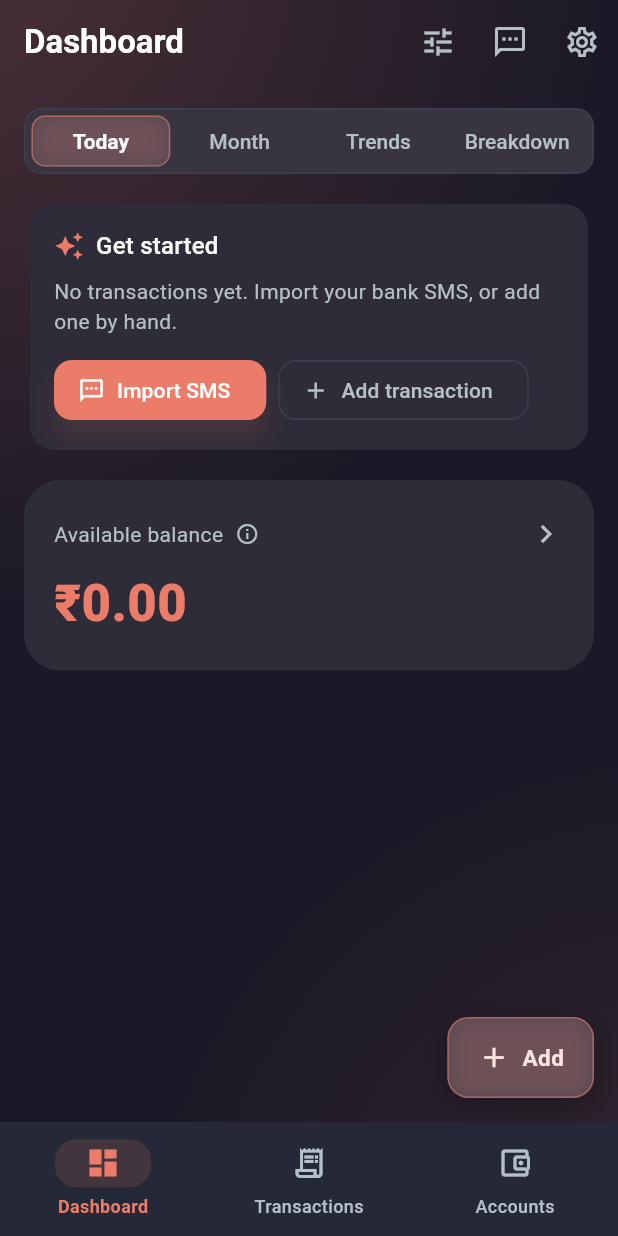
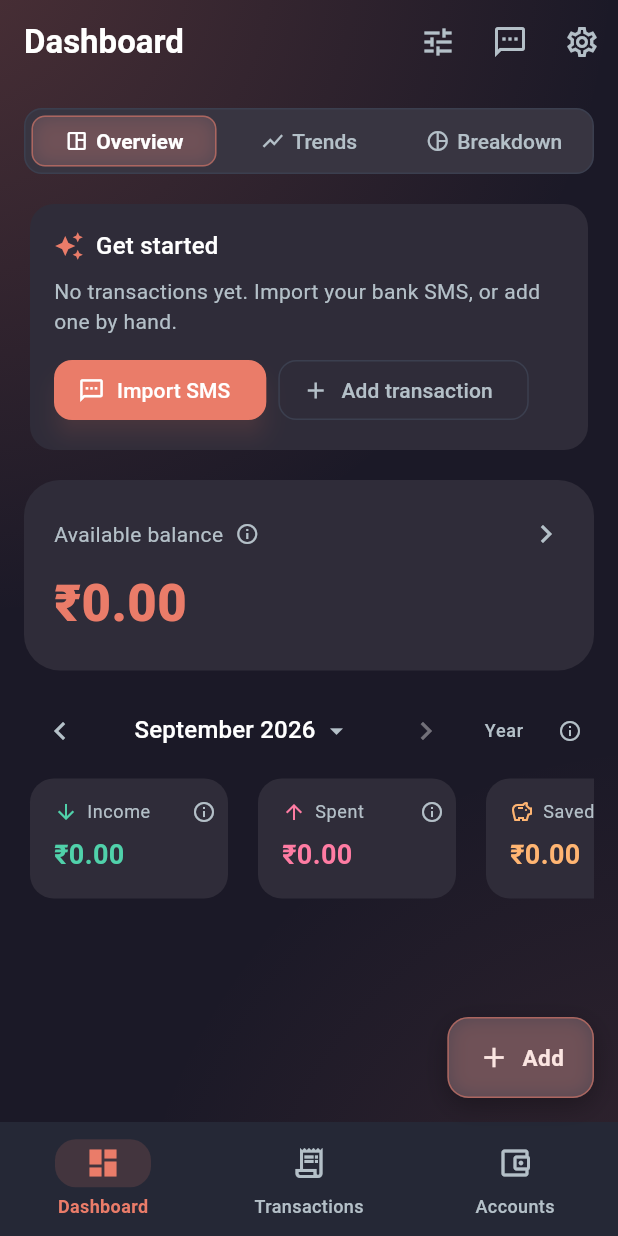
Before and after one commit to santhoshunt/expense-tracker, a Flutter app: the screen it shows after launch, on a phone screen of 412 x 824 dp. Run offline on Flutter 3.47's test engine with Material 3 defaults, Android fonts, the phone set to English and light mode, and no system bars; our stand-ins replace file_picker, flutter_local_notifications, google_sign_in, local_auth, package_info_plus, pdf and 4 more; missing offline and left inert: extension_google_sign_in_as_googleapis_auth, file_saver, googleapis.

Commit message:
v1.18.1: Today and Month merge back into the Overview (balance, month, Upcoming, Budgets, Owed), recent transactions go, and notifications move to flutter_local_notifications 22 with timezone 0.11

```diff
--- a/lib/providers/finance_provider.dart
+++ b/lib/providers/finance_provider.dart
@@ -181,7 +181,7 @@ class _Derived {
   List<TagUse>? tagUses;
   List<TagSummary>? tagSummaries;
 
-  /// Who owes what: the People page, the Today card and every split row's
+  /// Who owes what: the People page, the Overview card and every split row's
   /// "to get back" line read these.
   List<PersonBalance>? people;
   Map<String, double>? billOwed;
--- a/lib/screens/app_nav.dart
+++ b/lib/screens/app_nav.dart
@@ -81,7 +81,7 @@ class AppNav {
     _showRecap = null;
   }
 
-  /// The Dashboard's recap on the Month page, or after the recap week this
+  /// The Dashboard's recap on the Overview, or after the recap week this
   /// month so far on Trends, scrolled into view. Leaves open routes alone:
   /// callers switch the home tab themselves.
   void showRecap() => _showRecap?.call();
--- a/lib/screens/dashboard_screen.dart
+++ b/lib/screens/dashboard_screen.dart
@@ -34,7 +34,6 @@ import '../widgets/monthly_bar_chart.dart';
 import '../widgets/monthly_recap_card.dart';
 import '../widgets/rename_merchant_dialog.dart';
 import '../widgets/spend_comparison_cards.dart';
-import '../widgets/transaction_tile.dart';
 import 'accounts_screen.dart' show showCardCycleDialog;
 import 'add_transaction_sheet.dart';
 import 'app_nav.dart';
@@ -44,12 +43,9 @@ import 'app_nav.dart';
 /// route) keeps the month selector, the year toggle and every deep-link
 /// callback in this one State. Each section lives on one view only.
 enum DashboardView {
-  /// Where things stand now, whatever month is picked: balances, what's
-  /// due, the newest rows. The one view without a month selector.
-  today('Today'),
-
-  /// The picked month's own figures: totals, budgets, last month's recap.
-  month('Month'),
+  /// The landing view: the net balance, the picked month's figures (last
+  /// month's recap among them), what's due, budgets, and what friends owe.
+  overview('Overview'),
   trends('Trends'),
   breakdown('Breakdown');
 
@@ -102,11 +98,11 @@ class _DashboardScreenState extends State<DashboardScreen> {
   bool _yearMode = false;
 
   /// Not persisted, matching `_month` and `_yearMode`.
-  DashboardView _view = DashboardView.today;
+  DashboardView _view = DashboardView.overview;
 
   late final PageController _pageCtrl = PageController();
 
-  /// The slots of the Month view's recap and the Trends pace card, so a
+  /// The slots of the Overview's recap and the Trends pace card, so a
   /// recap notification tap can scroll the card into view: on a small phone
   /// the recap sits below the fold. On the slot's Builder, outside
   /// AnimatedPresence, so a quick Year toggle can't give the outgoing and
@@ -121,8 +117,8 @@ class _DashboardScreenState extends State<DashboardScreen> {
     super.dispose();
   }
 
-  /// Where the recap notification lands: last month's recap on the Month
-  /// view during the recap week, and after it (a late tap) this month so far
+  /// Where the recap notification lands: last month's recap on the Overview
+  /// during the recap week, and after it (a late tap) this month so far
   /// on Trends, the card that took its place. Both are about today's month,
   /// so the selector returns there first.
   void _showMonthCard() {
@@ -133,7 +129,7 @@ class _DashboardScreenState extends State<DashboardScreen> {
       _month = DateTime(now.year, now.month);
       _yearMode = false;
     });
-    _setView(recapWeek ? DashboardView.month : DashboardView.trends);
+    _setView(recapWeek ? DashboardView.overview : DashboardView.trends);
     final key = recapWeek ? _recapKey : _paceKey;
     // Off-screen pages are disposed, so after a page switch the card
     // exists only once its view has slid in: try after this frame, and
@@ -238,7 +234,7 @@ class _DashboardScreenState extends State<DashboardScreen> {
   }
 
   /// The month cards: last month's recap for the first [kRecapDays] days
-  /// (the Month view), this month's pace after (Trends). Memoized on (revision,
+  /// (the Overview), this month's pace after (Trends). Memoized on (revision,
   /// day, cap) — the recap walks every row's SMS body for merchants, and
   /// the pace is day-aligned, so the day belongs in the key.
   Object? _monthCardRev;
@@ -454,7 +450,6 @@ class _DashboardScreenState extends State<DashboardScreen> {
             padding: const EdgeInsets.symmetric(horizontal: 8),
           ),
           onPressed: () => setState(() => _yearMode = !_yearMode),
-          // Not a bare "Month": that is also the tab above.
           child: Text(_yearMode ? 'Month view' : 'Year'),
         ),
         const InfoTip(
@@ -481,7 +476,6 @@ class _DashboardScreenState extends State<DashboardScreen> {
     for (final m in finance.monthsWithData) {
       if (m.isAfter(latestMonth)) latestMonth = m;
     }
-    final recent = finance.transactions.take(5).toList();
     final year = _month.year;
     // In Year view the "month" figures below are the year's: same widgets,
     // wider window.
@@ -507,7 +501,7 @@ class _DashboardScreenState extends State<DashboardScreen> {
     final period = _yearMode ? 'this year' : 'this month';
     // One children-list builder per view; called lazily from each page's
     // Builder so only mounted pages construct their widgets.
-    List<Widget> todayChildren() => [
+    List<Widget> overviewChildren() => [
       // First-run: the landing tab used to greet a new user with ₹0.00
       // everywhere and no hint of what to do next.
       if (!finance.hasTransactions) ...[
@@ -565,39 +559,9 @@ class _DashboardScreenState extends State<DashboardScreen> {
         key: const ValueKey('balance'),
         child: _BalanceCard(finance: finance),
       ),
-      // Card bills coming due + detected recurring payments.
-      _UpcomingCard(finance: finance, hits: _recurring(finance)),
-      // What friends still owe on split bills. All-time, so the Year view
-      // keeps it.
-      AnimatedPresence(
-        key: const ValueKey('presence-owed'),
-        visible: finance.totalOwed > 0,
-        child: finance.totalOwed > 0
-            ? _OwedCard(finance: finance)
-            : const SizedBox.shrink(),
-      ),
-      if (recent.isNotEmpty) ...[
-        const SizedBox(height: 24),
-        _SectionHeading(
-          'Recent transactions',
-          tip: 'Your 5 newest confirmed transactions.',
-          link: const InfoLink(
-            prompt: 'Looking for older ones?',
-            label: 'See all transactions',
-            onTap: goAllTransactions,
-          ),
-        ),
-        const SizedBox(height: 8),
-        Card(
-          child: Column(
-            children: [for (final tx in recent) TransactionTile(tx: tx)],
-          ),
-        ),
-      ],
-      const SizedBox(height: 120),
-    ];
-
-    List<Widget> monthChildren() => [
+      // The picked month (or year) below the balance: the selector, its
+      // totals, the monthly budget bar and last month's recap.
+      const SizedBox(height: 16),
       _monthSelector(context, finance, latestMonth),
       const SizedBox(height: 4),
       // Horizontally scrollable so each card is wide enough to show its
@@ -724,6 +688,9 @@ class _DashboardScreenState extends State<DashboardScreen> {
           );
         },
       ),
+      // Card bills coming due + detected recurring payments. Not
+      // month-scoped: it is about the days ahead whatever month is picked.
+      _UpcomingCard(finance: finance, hits: _recurring(finance)),
       // Custom spend limits, one compact progress row each — full ring
       // cards would dominate the page with several budgets. Budgets are
       // monthly, so the Year view skips them.
@@ -777,6 +744,15 @@ class _DashboardScreenState extends State<DashboardScreen> {
             ),
           ],
         ),
+      ),
+      // What friends still owe on split bills. All-time, so the Year view
+      // keeps it.
+      AnimatedPresence(
+        key: const ValueKey('presence-owed'),
+        visible: finance.totalOwed > 0,
+        child: finance.totalOwed > 0
+            ? _OwedCard(finance: finance)
+            : const SizedBox.shrink(),
       ),
       const SizedBox(height: 120),
     ];
@@ -1223,9 +1199,12 @@ class _DashboardScreenState extends State<DashboardScreen> {
         Padding(
           padding: const EdgeInsets.fromLTRB(16, 16, 16, 0),
           child: GlassSegmented<DashboardView>(
-            // Labels only: with four tabs on a 360dp phone, an icon beside
-            // each label shrank "Breakdown" to about 10px.
             options: [for (final v in DashboardView.values) (v, v.label)],
+            icons: const [
+              Icons.space_dashboard_outlined,
+              Icons.show_chart,
+              Icons.pie_chart_outline,
+            ],
             selected: _view,
             onChanged: _setView,
             pager: _pageCtrl,
@@ -1241,8 +1220,7 @@ class _DashboardScreenState extends State<DashboardScreen> {
             // starts at the top instead of at a remembered offset.
             children: [
               for (final page in [
-                todayChildren,
-                monthChildren,
+                overviewChildren,
                 trendsChildren,
                 breakdownChildren,
               ])
--- a/lib/services/monthly_recap.dart
+++ b/lib/services/monthly_recap.dart
@@ -5,7 +5,7 @@ import 'merchant_stats.dart';
 import 'spend_comparison.dart';
 
 /// Days at the start of a month that show last month's recap (on the
-/// dashboard's Month view). From the day after, Trends shows the running
+/// dashboard's Overview). From the day after, Trends shows the running
 /// month's pace instead: by the 26th, last month's totals are old news.
 const int kRecapDays = 7;
 
@@ -26,8 +26,8 @@ typedef BudgetStanding = ({
   double limit,
 });
 
-/// Last month at a glance, for the Month view's recap card. Every figure
-/// comes from the same provider totals the Month view's stat cards read, so the recap
+/// Last month at a glance, for the Overview's recap card. Every figure comes
+/// from the same provider totals the Overview stat cards read, so the recap
 /// never disagrees with the month it summarises. No income: the card is
 /// about spending and saving.
 class MonthlyRecap {
--- a/lib/widgets/monthly_recap_card.dart
+++ b/lib/widgets/monthly_recap_card.dart
@@ -16,7 +16,7 @@ Color _deltaTone(BuildContext context, SpendCompare c) => c.negligible
     ? Theme.of(context).colorScheme.error
     : AppColors.of(context).green;
 
-/// Last month's recap, shown on the Month view for the first [kRecapDays]
+/// Last month's recap, shown on the Overview for the first [kRecapDays]
 /// days: spent and saved, then the top categories, the biggest merchant
 /// and any budget that ended over. No income: the card is about spending.
 ///
```
Also changed, not shown: lib/services/notification_service.dart (+15 -10 lines), pubspec.yaml (+5 -5 lines), pubspec.lock, 11 other files.
